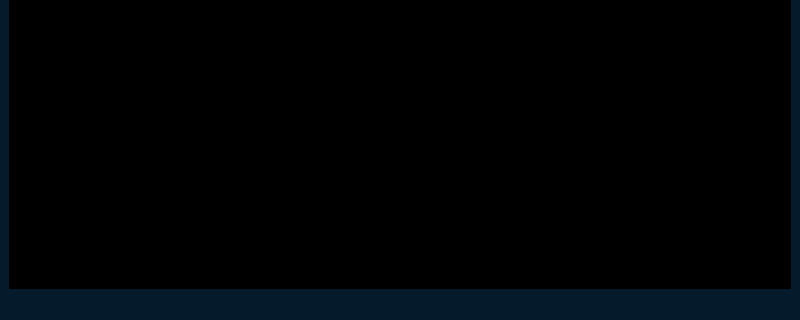
Before: the Qt Designer form mainwindow.ui in streetms/TextBlade, drawn with Qt 5; both pictures show x 0 to 800 and y 156 to 476 of the 800 by 476 pixel window.
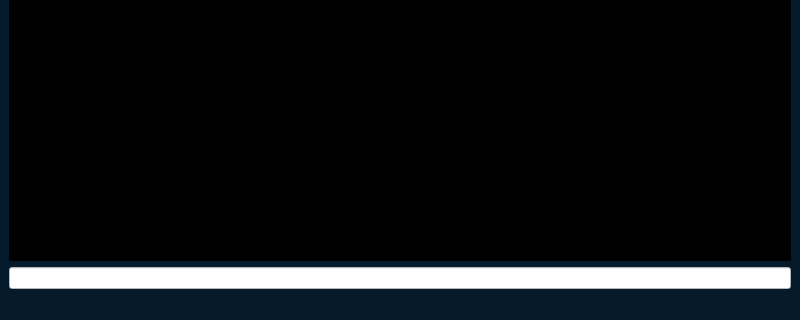
After: the same form once the commit is applied. Icons and pictures are not drawn.

Patch:
```diff
--- a/mainwindow.ui
+++ b/mainwindow.ui
@@ -38,6 +38,13 @@
       </property>
      </widget>
     </item>
+    <item>
+     <widget class="QLineEdit" name="findEdit">
+      <property name="styleSheet">
+       <string notr="true">background-color:white;color:black;</string>
+      </property>
+     </widget>
+    </item>
    </layout>
   </widget>
   <widget class="QMenuBar" name="menubar">
```
Left out of the diff: 29 changed lines with no effect on the pictures.
